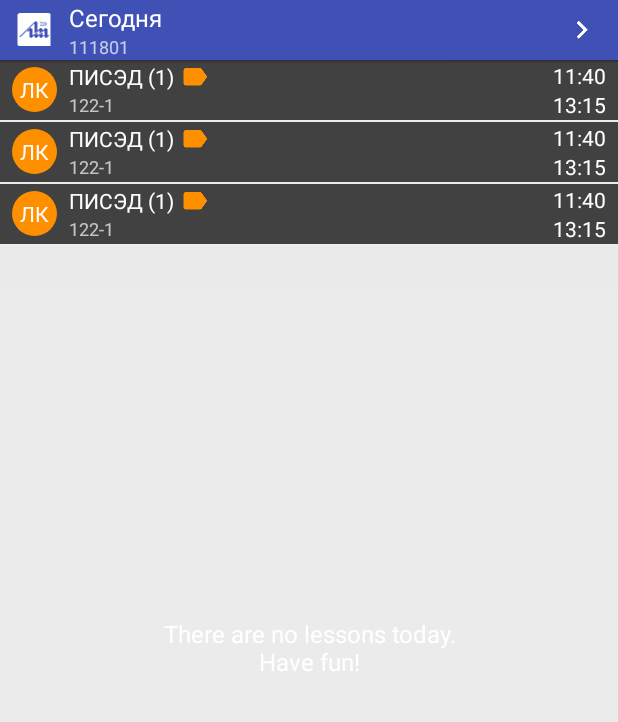
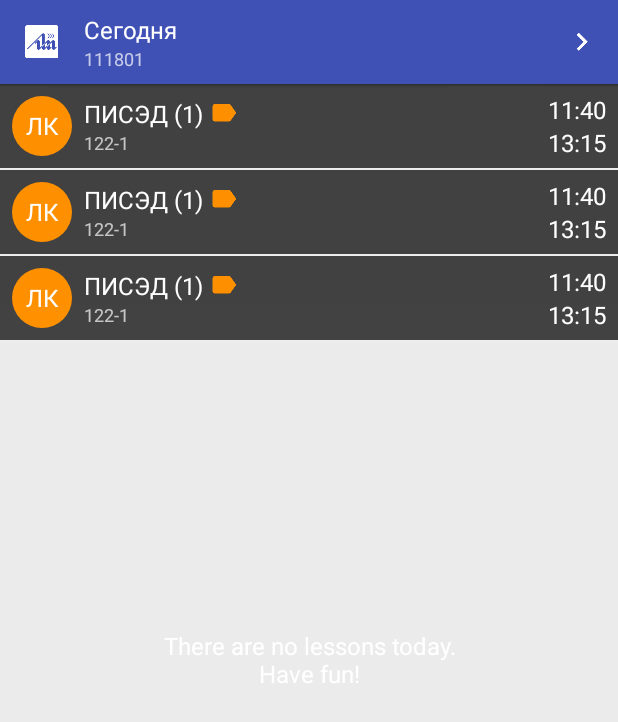
Before and after one commit to drymarau/rxbsuir, an Android app: the layout appwidget_schedule.xml on its own in the app's theme, with its tools: preview values and no code run, on a phone screen of 412 x 824 dp. Shown: the top 722 px of the screen. Run offline under Robolectric (Android 15) with nearby library versions, the phone set to English and light mode, and no system bars.

Commit message:
Make widget slightly bigger

```diff
--- a/app/build.gradle
+++ b/app/build.gradle
@@ -28,7 +28,7 @@ apply plugin: 'com.neenbedankt.android-apt'
 def versionMajor = 1
 def versionMinor = 3
 def versionPatch = 0
-def versionBuild = 2 // bump for dogfood builds, public betas, etc.
+def versionBuild = 3 // bump for dogfood builds, public betas, etc.
 
 android {
     compileSdkVersion 23
--- a/app/src/main/res/layout/appwidget_item_dark.xml
+++ b/app/src/main/res/layout/appwidget_item_dark.xml
@@ -4,7 +4,7 @@
     xmlns:android="http://schemas.android.com/apk/res/android"
     xmlns:tools="http://schemas.android.com/tools"
     android:layout_width="match_parent"
-    android:layout_height="40dp"
+    android:layout_height="56dp"
     android:background="@color/card_background_dark"
     android:orientation="horizontal"
     android:paddingLeft="8dp"
@@ -17,10 +17,10 @@
         android:layout_centerVertical="true"
         android:layout_marginEnd="8dp"
         android:layout_marginRight="8dp"
-        android:background="@drawable/circle_widget"
+        android:background="@drawable/circle"
         android:gravity="center"
         android:singleLine="true"
-        android:textAppearance="@style/TextAppearance.AppCompat.Body1"
+        android:textAppearance="@style/TextAppearance.AppCompat.Subhead"
         android:textColor="@android:color/white"
         tools:text="ЛК"/>
 
@@ -38,7 +38,7 @@
             android:layout_width="wrap_content"
             android:layout_height="wrap_content"
             android:singleLine="true"
-            android:textAppearance="@style/TextAppearance.AppCompat.Body1"
+            android:textAppearance="@style/TextAppearance.AppCompat.Subhead"
             tools:text="11:40"/>
 
         <TextView
@@ -46,7 +46,7 @@
             android:layout_width="wrap_content"
             android:layout_height="wrap_content"
             android:singleLine="true"
-            android:textAppearance="@style/TextAppearance.AppCompat.Body1"
+            android:textAppearance="@style/TextAppearance.AppCompat.Subhead"
             tools:text="13:15"/>
 
     </LinearLayout>
@@ -75,7 +75,7 @@
                 android:layout_marginEnd="4dp"
                 android:layout_marginRight="4dp"
                 android:singleLine="true"
-                android:textAppearance="@style/TextAppearance.AppCompat.Body1"
+                android:textAppearance="@style/TextAppearance.AppCompat.Subhead"
                 tools:text="ПИСЭД (1)"/>
 
             <ImageView
--- a/app/src/main/res/layout/appwidget_schedule.xml
+++ b/app/src/main/res/layout/appwidget_schedule.xml
@@ -10,7 +10,7 @@
     <RelativeLayout
         android:id="@+id/header"
         android:layout_width="match_parent"
-        android:layout_height="40dp"
+        android:layout_height="56dp"
         android:background="@color/primary"
         android:orientation="horizontal"
         android:paddingLeft="8dp"
@@ -18,7 +18,7 @@
 
         <ImageView
             android:id="@+id/icon"
-            android:layout_width="30dp"
+            android:layout_width="40dp"
             android:layout_height="wrap_content"
             android:layout_centerVertical="true"
             android:layout_gravity="center_horizontal"
@@ -29,7 +29,7 @@
         <ImageView
             android:id="@+id/action_next"
             android:layout_width="wrap_content"
-            android:layout_height="wrap_content"
+            android:layout_height="match_parent"
             android:layout_alignParentEnd="true"
             android:layout_alignParentRight="true"
             android:layout_centerVertical="true"
```
Also changed, not shown: app/src/main/java/by/toggi/rxbsuir/service/AppWidgetScheduleService.java (+4 -4 lines), app/src/main/res/layout/appwidget_item_light.xml (+6 -6 lines).
